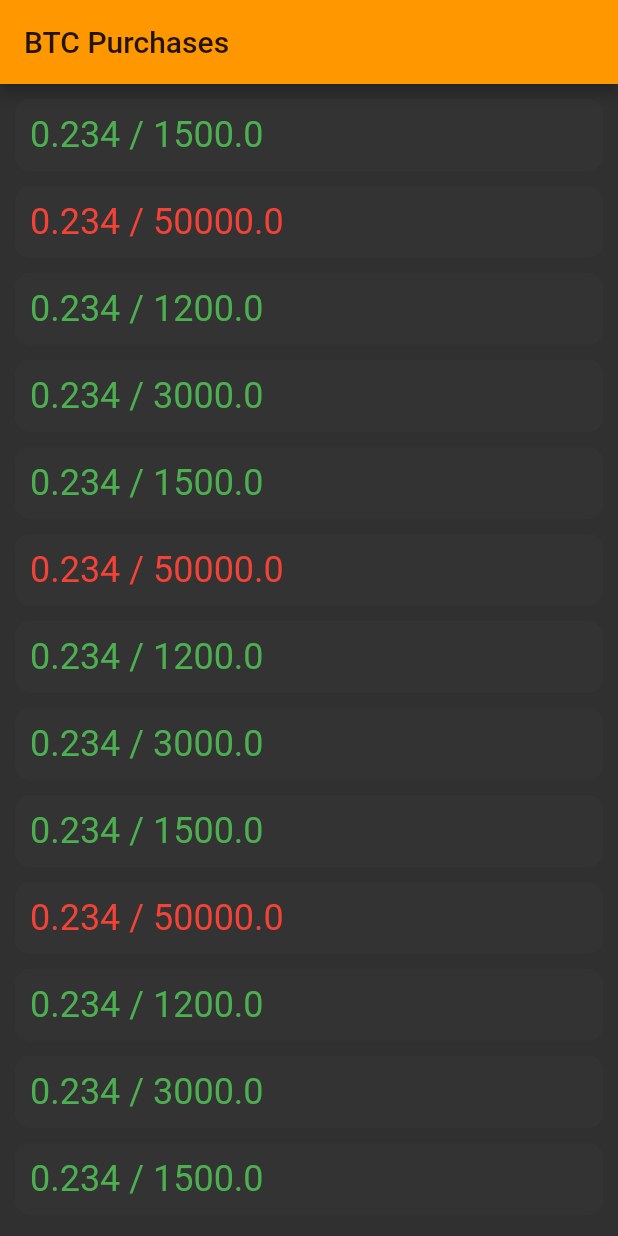
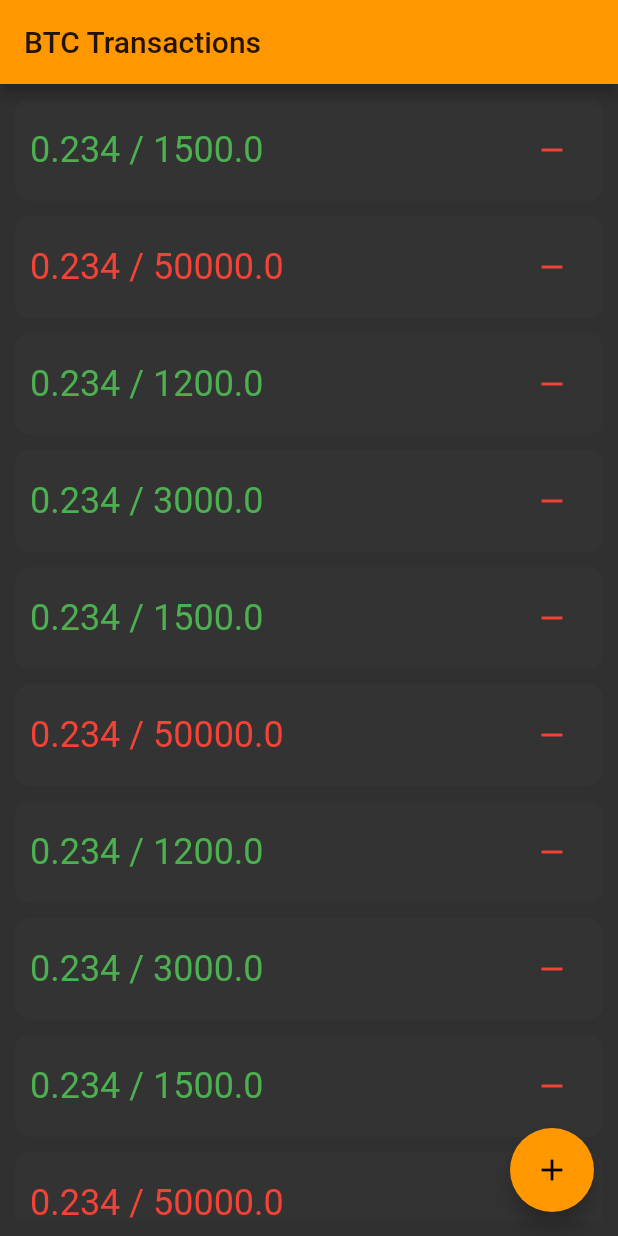
Before and after one commit to fzavalia/btc-balance-flutter, a Flutter app: the screen it shows after launch, on a phone screen of 412 x 824 dp. Run offline on Flutter 3.47's test engine with Material 2 defaults, Android fonts, the phone set to English and light mode, and no system bars; missing offline and left inert: web_scraper.

Commit message:
Transaction element styles

```diff
--- a/lib/widgets/transactions.dart
+++ b/lib/widgets/transactions.dart
@@ -30,17 +30,23 @@ class _TransactionsState extends State<Transactions> {
   Widget build(BuildContext context) {
     return Scaffold(
       appBar: AppBar(
-        title: Text("BTC Purchases"),
+        title: Text("BTC Transactions"),
       ),
       body: Padding(
         padding: EdgeInsets.all(10),
         child: ListView.separated(
-          itemCount: data.transactions.length,
-          itemBuilder: (context, index) => Element(data.transactions[index]),
+          itemCount: data.transactions.length + 1,
+          itemBuilder: (context, index) => index < data.transactions.length
+              ? Element(data.transactions[index])
+              : Container(height: 75),
           separatorBuilder: (context, index) => Container(
             height: 10,
           ),
         ),
+      ),
+      floatingActionButton: FloatingActionButton(
+        onPressed: () => {},
+        child: Icon(Icons.add),
       ),
     );
   }
@@ -58,11 +64,23 @@ class Element extends StatelessWidget {
           color: Color(0xff333333), borderRadius: BorderRadius.circular(10)),
       child: Padding(
         padding: EdgeInsets.all(10),
-        child: Text(
-          "${transaction.btc} / ${transaction.investment}",
-          style: TextStyle(
-              fontSize: 24,
-              color: transaction.positive ? Colors.green : Colors.red),
+        child: Row(
+          mainAxisAlignment: MainAxisAlignment.spaceBetween,
+          children: [
+            Text(
+              "${transaction.btc} / ${transaction.investment}",
+              style: TextStyle(
+                  fontSize: 24,
+                  color: transaction.positive ? Colors.green : Colors.red),
+            ),
+            IconButton(
+              icon: Icon(
+                Icons.remove,
+                color: Colors.red,
+              ),
+              onPressed: () => {},
+            )
+          ],
         ),
       ),
     );
```
